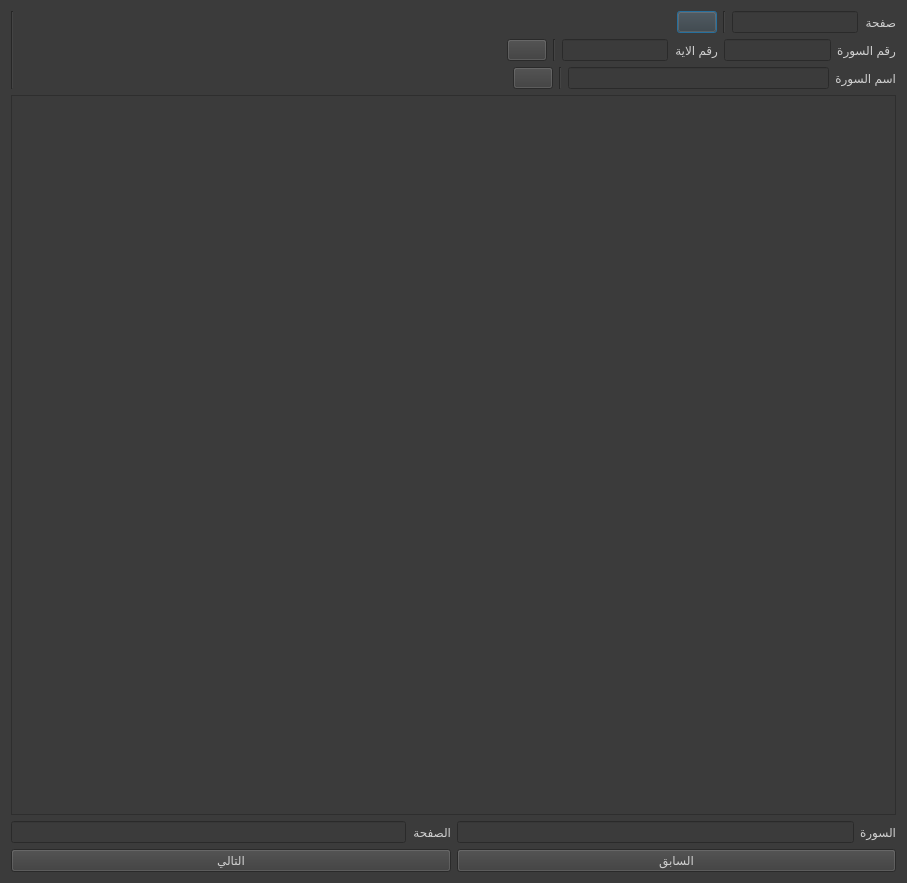
Qt form gui/mushaf_view.ui (masalha-alaa/quran-counter) before a commit.
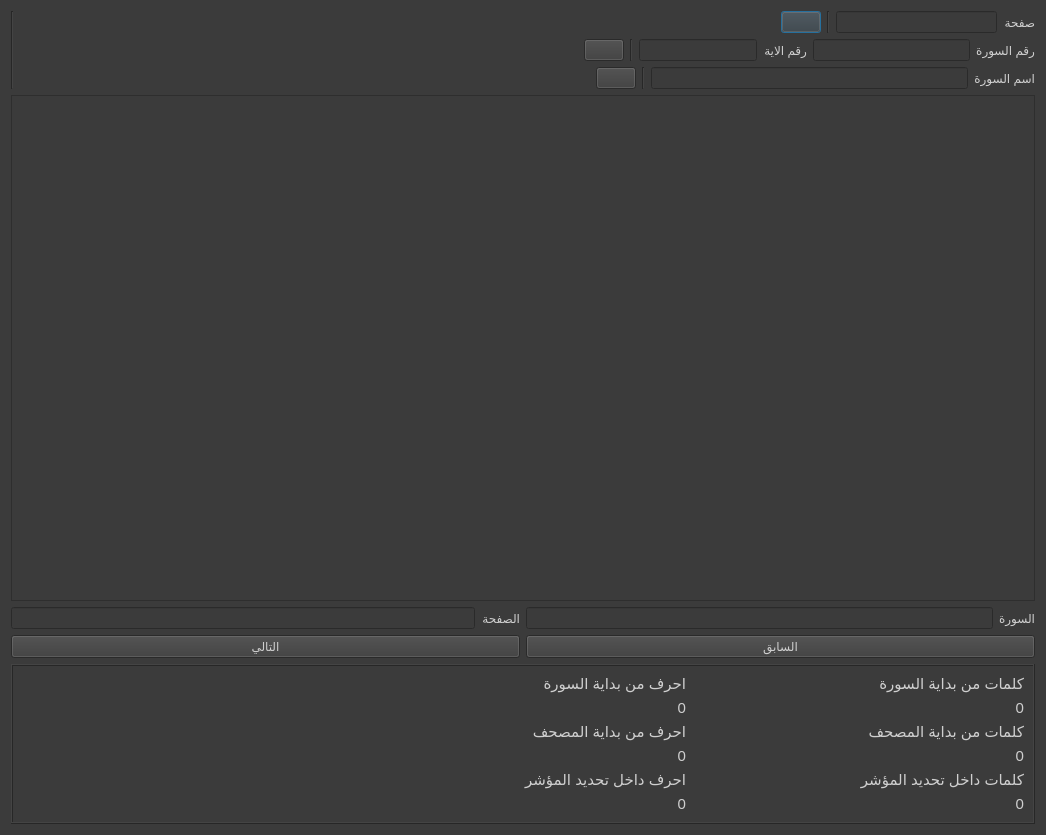
The same form after that commit. Icons and pictures are not drawn.

Commit message: Count words and letters in selection in Mushaf viewer

What changed in the file:
```diff
--- a/gui/mushaf_view.ui
+++ b/gui/mushaf_view.ui
@@ -6,8 +6,8 @@
    <rect>
     <x>0</x>
     <y>0</y>
-    <width>907</width>
-    <height>883</height>
+    <width>1046</width>
+    <height>835</height>
    </rect>
   </property>
   <property name="windowTitle">
@@ -18,7 +18,7 @@
 color: rgb(207, 207, 207);
 font: 400 20pt &quot;Calibri&quot;;</string>
   </property>
-  <layout class="QVBoxLayout" name="verticalLayout_4">
+  <layout class="QVBoxLayout" name="verticalLayout_10">
    <item>
     <layout class="QVBoxLayout" name="verticalLayout">
      <item>
@@ -335,6 +335,163 @@
      </item>
     </layout>
    </item>
+   <item>
+    <widget class="QFrame" name="frame">
+     <property name="styleSheet">
+      <string notr="true">font-size: 11pt;</string>
+     </property>
+     <property name="frameShape">
+      <enum>QFrame::Box</enum>
+     </property>
+     <property name="frameShadow">
+      <enum>QFrame::Raised</enum>
+     </property>
+     <layout class="QGridLayout" name="gridLayout" columnstretch="3,1,1,1">
+      <item row="0" column="1">
+       <layout class="QVBoxLayout" name="verticalLayout_4">
+        <item>
+         <widget class="QLabel" name="label_7">
+          <property name="layoutDirection">
+           <enum>Qt::LeftToRight</enum>
+          </property>
+          <property name="text">
+           <string>احرف من بداية السورة</string>
+          </property>
+         </widget>
+        </item>
+        <item>
+         <widget class="QLabel" name="lettersFromBeginOfSurah">
+          <property name="text">
+           <string>0</string>
+          </property>
+          <property name="alignment">
+           <set>Qt::AlignRight|Qt::AlignTrailing|Qt::AlignVCenter</set>
+          </property>
+         </widget>
+        </item>
+       </layout>
+      </item>
+      <item row="1" column="1">
+       <layout class="QVBoxLayout" name="verticalLayout_5">
+        <item>
+         <widget class="QLabel" name="label_8">
+          <property name="text">
+           <string>احرف من بداية المصحف</string>
+          </property>
+         </widget>
+        </item>
+        <item>
+         <widget class="QLabel" name="lettersFromBeginOfMushaf">
+          <property name="text">
+           <string>0</string>
+          </property>
+          <property name="alignment">
+           <set>Qt::AlignRight|Qt::AlignTrailing|Qt::AlignVCenter</set>
+          </property>
+         </widget>
+        </item>
+       </layout>
+      </item>
+      <item row="1" column="3">
+       <layout class="QVBoxLayout" name="verticalLayout_8">
+        <item>
+         <widget class="QLabel" name="label_11">
+          <property name="text">
+           <string>كلمات من بداية المصحف</string>
+          </property>
+         </widget>
+        </item>
+        <item>
+         <widget class="QLabel" name="wordsFromBeginOfMushaf">
+          <property name="text">
+           <string>0</string>
+          </property>
+          <property name="alignment">
+           <set>Qt::AlignRight|Qt::AlignTrailing|Qt::AlignVCenter</set>
+          </property>
+         </widget>
+        </item>
+       </layout>
+      </item>
+      <item row="2" column="3">
+       <layout class="QVBoxLayout" name="verticalLayout_9">
+        <item>
+         <widget class="QLabel" name="label_12">
+          <property name="text">
+           <string>كلمات داخل تحديد المؤشر</string>
+          </property>
+         </widget>
+        </item>
+        <item>
+         <widget class="QLabel" name="wordsInSelection">
+          <property name="text">
+           <string>0</string>
+          </property>
+          <property name="alignment">
+           <set>Qt::AlignRight|Qt::AlignTrailing|Qt::AlignVCenter</set>
+          </property>
+         </widget>
+        </item>
+       </layout>
+      </item>
+      <item row="2" column="1">
+       <layout class="QVBoxLayout" name="verticalLayout_6">
+        <item>
+         <widget class="QLabel" name="label_9">
+          <property name="text">
+           <string>احرف داخل تحديد المؤشر</string>
+          </property>
+         </widget>
+        </item>
+        <item>
+         <widget class="QLabel" name="lettersInSelection">
+          <property name="text">
+           <string>0</string>
+          </property>
+          <property name="alignment">
+           <set>Qt::AlignRight|Qt::AlignTrailing|Qt::AlignVCenter</set>
+          </property>
+         </widget>
+        </item>
+       </layout>
+      </item>
+      <item row="0" column="3">
+       <layout class="QVBoxLayout" name="verticalLayout_7">
+        <item>
+         <widget class="QLabel" name="label_10">
+          <property name="text">
+           <string>كلمات من بداية السورة</string>
+          </property>
+         </widget>
+        </item>
+        <item>
+         <widget class="QLabel" name="wordsFromBeginOfSurah">
+          <property name="text">
+           <string>0</string>
+          </property>
+          <property name="alignment">
+           <set>Qt::AlignRight|Qt::AlignTrailing|Qt::AlignVCenter</set>
+          </property>
+         </widget>
+        </item>
+       </layout>
+      </item>
+      <item row="0" column="0">
+       <spacer name="horizontalSpacer_4">
+        <property name="orientation">
+         <enum>Qt::Horizontal</enum>
+        </property>
+        <property name="sizeHint" stdset="0">
+         <size>
+          <width>40</width>
+          <height>20</height>
+         </size>
+        </property>
+       </spacer>
+      </item>
+     </layout>
+    </widget>
+   </item>
   </layout>
  </widget>
  <tabstops>
```
The commit also changes 6 other files.
